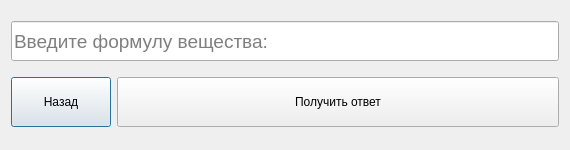
Before: the Qt Designer form Chemistry/window2.ui in ValterGames-Coder/ChemistryCalculator, drawn with Qt 5.
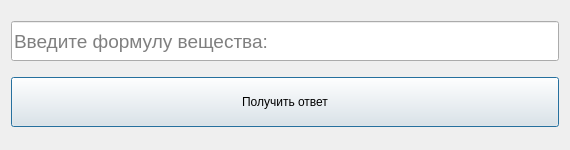
After: the same form once the commit is applied.

The edit to the form file:
```diff
--- a/Chemistry/window2.ui
+++ b/Chemistry/window2.ui
@@ -52,25 +52,6 @@
    </item>
    <item>
     <layout class="QHBoxLayout" name="horizontalLayout">
-     <item>
-      <widget class="QPushButton" name="pushButton">
-       <property name="minimumSize">
-        <size>
-         <width>0</width>
-         <height>50</height>
-        </size>
-       </property>
-       <property name="maximumSize">
-        <size>
-         <width>100</width>
-         <height>16777215</height>
-        </size>
-       </property>
-       <property name="text">
-        <string>Назад</string>
-       </property>
-      </widget>
-     </item>
      <item>
       <widget class="QPushButton" name="pushButton_2">
        <property name="minimumSize">
```
